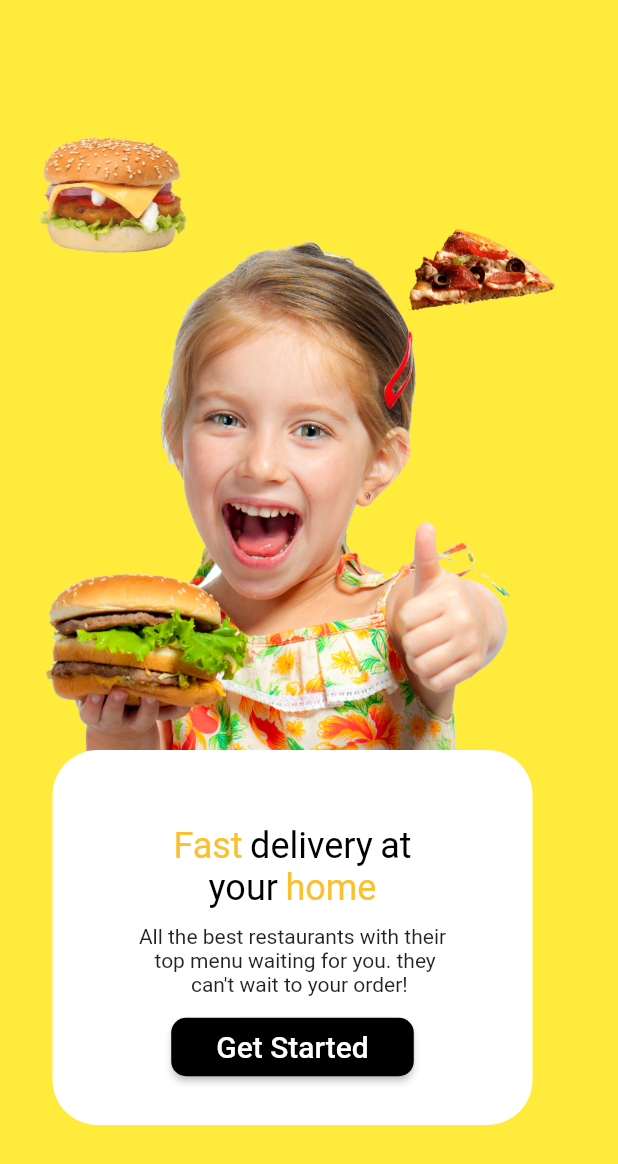
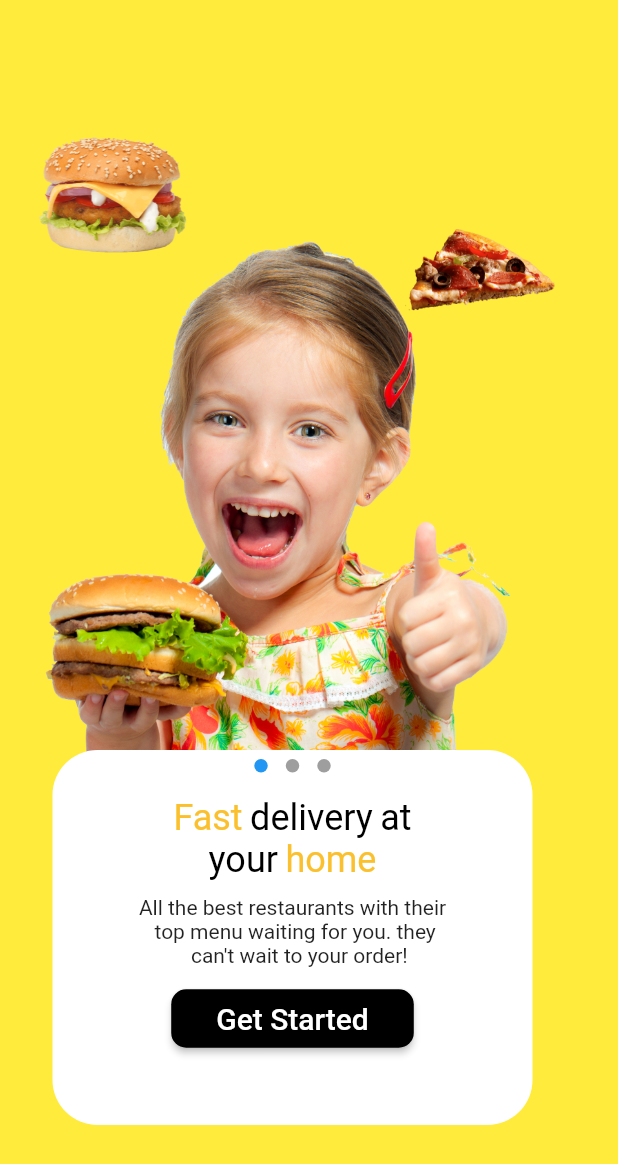
Before and after one commit to aryanmaheshwari1420/Internshala_assignment, a Flutter app: the screen it shows after launch, on a phone screen of 412 x 824 dp. Shown: the top 1164 px of the screen. Run offline on Flutter 3.47's test engine with Material 2 defaults, Android fonts, the phone set to English and light mode, and no system bars; drawn by our look-alikes of dots_indicator; our stand-ins replace carousel_slider.

Commit message:
adding dots

```diff
--- a/lib/screen.dart
+++ b/lib/screen.dart
@@ -1,7 +1,8 @@
-// ignore_for_file: prefer_const_constructors, prefer_const_literals_to_create_immutables
+// ignore_for_file: prefer_const_constructors, prefer_const_literals_to_create_immutables, unnecessary_new
 
 
 import 'package:carousel_slider/carousel_slider.dart';
+import 'package:dots_indicator/dots_indicator.dart';
 import 'package:flutter/material.dart';
 import 'package:flutter/src/foundation/key.dart';
 import 'package:flutter/src/widgets/framework.dart';
@@ -62,8 +63,14 @@ class screen extends StatelessWidget {
               ),
               child: Column(
                 children: [
+                  new DotsIndicator(
+                    dotsCount: 3,
+                    decorator: DotsDecorator(
+                      colors:[Colors.grey,Colors.grey,Colors.grey],
+                      ),
+                    ),
 
-                  SizedBox(height: 50,),
+                  SizedBox(height: 10,),
                   Row(
                     mainAxisAlignment: MainAxisAlignment.center,
                     children: [
--- a/pubspec.yaml
+++ b/pubspec.yaml
@@ -35,6 +35,7 @@ dependencies:
   # Use with the CupertinoIcons class for iOS style icons.
   cupertino_icons: ^1.0.2
   carousel_slider: ^4.1.1
+  dots_indicator: ^2.1.0
 
 dev_dependencies:
   flutter_test:
```
Also changed, not shown: pubspec.lock.
